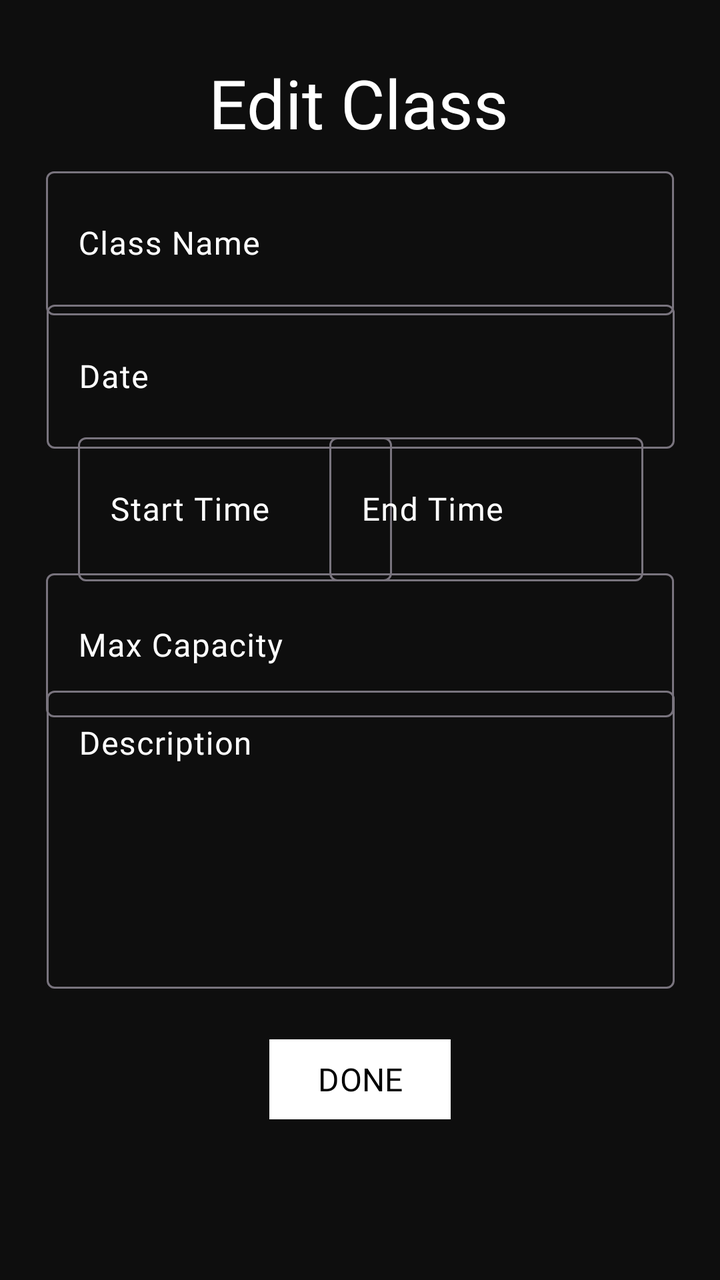
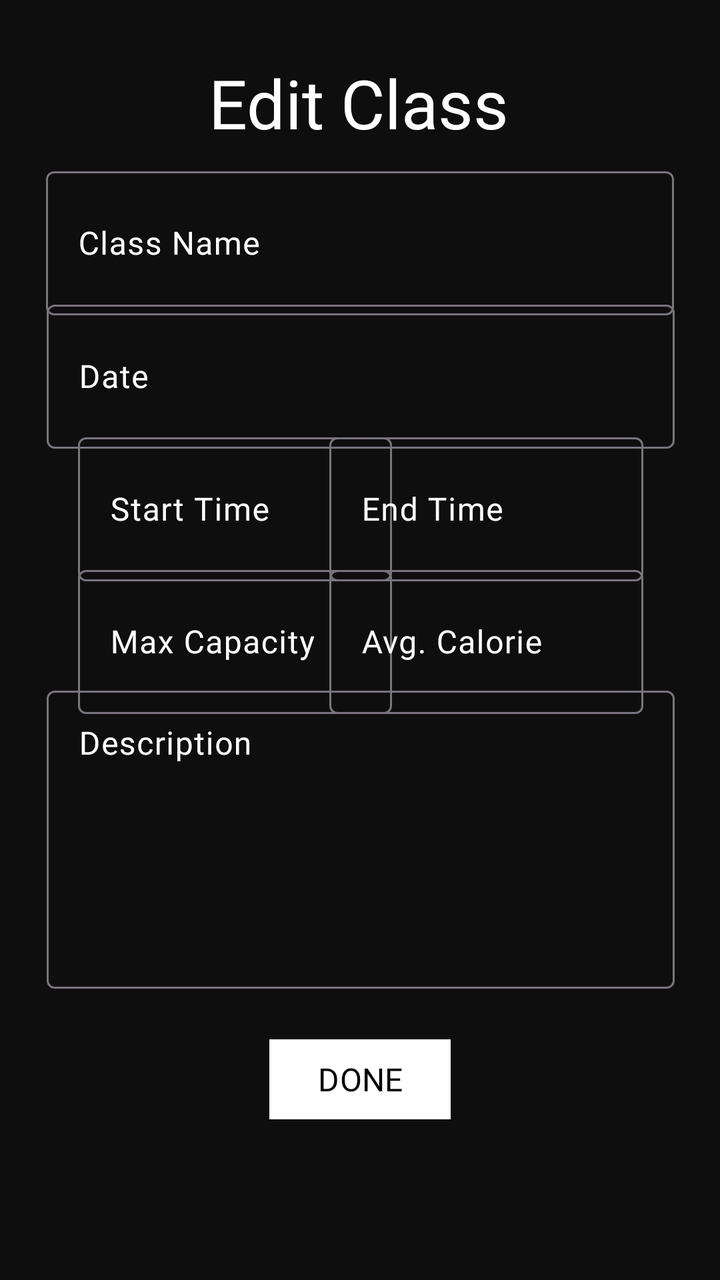

An Android layout rendered at two revisions. The XML below is the earlier revision; the diff shows what the commit changed to produce the second picture.
<!-- AndroidManifest.xml: application theme Theme.UnyieldingMight -->
<!-- res/layout/activity_editclass.xml -->
<?xml version="1.0" encoding="utf-8"?>
<ScrollView xmlns:android="http://schemas.android.com/apk/res/android"
    xmlns:app="http://schemas.android.com/apk/res-auto"
    xmlns:tools="http://schemas.android.com/tools"
    android:layout_width="match_parent"
    android:layout_height="match_parent"
    android:background="#0E0E0E"
    android:fillViewport="true"
    android:textAlignment="center">

    <androidx.constraintlayout.widget.ConstraintLayout
        android:layout_width="match_parent"
        android:layout_height="wrap_content"
        app:layout_constraintEnd_toEndOf="parent"
        app:layout_constraintHorizontal_bias="0.5"
        app:layout_constraintStart_toStartOf="parent">

        <TextView
            android:id="@+id/activity_editclass_tv_heading"
            android:layout_width="wrap_content"
            android:layout_height="wrap_content"
            android:fontFamily="@font/manrope_extrabold"
            android:text="Edit Class"
            android:textColor="#FFF"
            android:textSize="34sp"
            app:layout_constraintBottom_toBottomOf="parent"
            app:layout_constraintEnd_toEndOf="parent"
            app:layout_constraintHorizontal_bias="0.497"
            app:layout_constraintStart_toStartOf="parent"
            app:layout_constraintTop_toTopOf="parent"
            app:layout_constraintVertical_bias="0.048" />

        <com.google.android.material.textfield.TextInputLayout
            android:id="@+id/activity_editclass_til_classname"
            android:layout_width="wrap_content"
            android:layout_height="wrap_content"
            android:hint="Class Name"
            android:textColorHint="@color/white"
            app:hintTextColor="@color/white"
            app:layout_constraintBottom_toBottomOf="parent"
            app:layout_constraintEnd_toEndOf="parent"
            app:layout_constraintHorizontal_bias="0.5"
            app:layout_constraintStart_toStartOf="parent"
            app:layout_constraintTop_toTopOf="parent"
            app:layout_constraintVertical_bias="0.143">

            <EditText
                android:id="@+id/activity_editclass_et_classname"
                android:layout_width="314dp"
                android:layout_height="72dp"
                android:ems="10"

                android:fontFamily="@font/jura"
                android:inputType="text"
                android:maxLength="50"
                android:textColor="@color/white"
                android:textColorHint="@color/white" />
        </com.google.android.material.textfield.TextInputLayout>

        <com.google.android.material.textfield.TextInputLayout
            android:id="@+id/activity_editclass_til_date"
            android:layout_width="wrap_content"
            android:layout_height="wrap_content"
            android:hint="Date"
            android:textColorHint="@color/white"
            app:hintTextColor="@color/white"
            app:layout_constraintBottom_toBottomOf="parent"
            app:layout_constraintEnd_toEndOf="parent"
            app:layout_constraintHorizontal_bias="0.505"
            app:layout_constraintStart_toStartOf="parent"
            app:layout_constraintTop_toTopOf="parent"
            app:layout_constraintVertical_bias="0.261">

            <EditText
                android:id="@+id/activity_editclass_et_date"
                android:layout_width="314dp"
                android:layout_height="72dp"
                android:ems="10"
                android:fontFamily="@font/jura"
                android:inputType="text"
                android:maxLength="50"
                android:textColor="@color/white"
                android:textColorHint="@color/white" />
        </com.google.android.material.textfield.TextInputLayout>

        <com.google.android.material.textfield.TextInputLayout
            android:id="@+id/activity_editclass_til_starttime"
            android:layout_width="wrap_content"
            android:layout_height="wrap_content"
            android:hint="Start Time"
            android:textColorHint="@color/white"
            app:hintTextColor="@color/white"
            app:layout_constraintBottom_toBottomOf="parent"
            app:layout_constraintEnd_toEndOf="parent"
            app:layout_constraintHorizontal_bias="0.192"
            app:layout_constraintStart_toStartOf="parent"
            app:layout_constraintTop_toTopOf="parent"
            app:layout_constraintVertical_bias="0.379">

            <EditText
                android:id="@+id/activity_editclass_et_starttime"
                android:layout_width="157dp"
                android:layout_height="72dp"
                android:ems="10"
                android:fontFamily="@font/jura"
                android:inputType="text"
                android:maxLength="50"
                android:textColor="@color/white"
                android:textColorHint="@color/white" />
        </com.google.android.material.textfield.TextInputLayout>

        <com.google.android.material.textfield.TextInputLayout
            android:id="@+id/activity_editclass_til_endtime"
            android:layout_width="wrap_content"
            android:layout_height="wrap_content"
            android:hint="End Time"
            android:textColorHint="@color/white"
            app:hintTextColor="@color/white"
            app:layout_constraintBottom_toBottomOf="parent"
            app:layout_constraintEnd_toEndOf="parent"
            app:layout_constraintHorizontal_bias="0.811"
            app:layout_constraintStart_toStartOf="parent"
            app:layout_constraintTop_toTopOf="parent"
            app:layout_constraintVertical_bias="0.379">

            <com.google.android.material.textfield.TextInputEditText
                android:id="@+id/activity_editclass_et_endtime"
                android:layout_width="157dp"
                android:layout_height="72dp"
                android:fontFamily="@font/jura"
                android:textColor="@color/white" />
        </com.google.android.material.textfield.TextInputLayout>

        <com.google.android.material.textfield.TextInputLayout
            android:id="@+id/activity_editclass_til_maxcapacity"
            android:layout_width="wrap_content"
            android:layout_height="wrap_content"
            android:hint="Max Capacity"
            android:textColorHint="@color/white"
            app:hintTextColor="@color/white"
            app:layout_constraintBottom_toBottomOf="parent"
            app:layout_constraintEnd_toEndOf="parent"
            app:layout_constraintStart_toStartOf="parent"
            app:layout_constraintTop_toTopOf="parent">

            <EditText
                android:id="@+id/activity_editclass_et_maxcapacity"
                android:layout_width="314dp"
                android:layout_height="72dp"
                android:ems="10"
                android:fontFamily="@font/jura"
                android:inputType="number"
                android:textColor="@color/white"
                android:textColorHint="@color/white"
                android:textColorLink="@color/white" />
        </com.google.android.material.textfield.TextInputLayout>

        <Button
            android:id="@+id/activity_editclass_btn_done"
            android:layout_width="wrap_content"
            android:layout_height="wrap_content"
            android:backgroundTint="@color/white"
            android:fontFamily="@font/manrope_extrabold"
            android:text="DONE"
            android:textAlignment="center"
            android:textColor="#000"
            android:textSize="16sp"
            app:cornerRadius="0dp"
            app:layout_constraintBottom_toBottomOf="parent"
            app:layout_constraintEnd_toEndOf="parent"
            app:layout_constraintStart_toStartOf="parent"
            app:layout_constraintTop_toTopOf="parent"
            app:layout_constraintVertical_bias="0.871" />

        <com.google.android.material.textfield.TextInputLayout
            android:id="@+id/activity_editclass_til_description"
            android:layout_width="wrap_content"
            android:layout_height="wrap_content"
            android:hint="Description"
            android:textColorHint="@color/white"
            app:hintTextColor="@color/white"
            app:layout_constraintBottom_toBottomOf="parent"
            app:layout_constraintEnd_toEndOf="parent"
            app:layout_constraintHorizontal_bias="0.505"
            app:layout_constraintStart_toStartOf="parent"
            app:layout_constraintTop_toTopOf="parent"
            app:layout_constraintVertical_bias="0.7">

            <EditText
                android:id="@+id/activity_editclass_et_description"
                android:layout_width="314dp"
                android:layout_height="149dp"
                android:ems="10"
                android:fontFamily="@font/jura"
                android:gravity="start|top"
                android:inputType="textMultiLine"

                android:maxLength="500"
                android:textColor="@color/white"
                android:textColorHint="@color/white" />
        </com.google.android.material.textfield.TextInputLayout>


    </androidx.constraintlayout.widget.ConstraintLayout>

</ScrollView>
<!-- resources referenced by this layout -->
<resources>
  <color name="white">#FFFFFFFF</color>
  <style name="Theme.UnyieldingMight" parent="Base.Theme.UnyieldingMight" />
  <style name="Base.Theme.UnyieldingMight" parent="Theme.Material3.DayNight.NoActionBar">
          
          
      </style>
</resources>

<!-- the commit's change to res/layout/activity_editclass.xml (unified diff, before → after) -->
@@ -140,12 +140,14 @@
             app:hintTextColor="@color/white"
             app:layout_constraintBottom_toBottomOf="parent"
             app:layout_constraintEnd_toEndOf="parent"
-            app:layout_constraintStart_toStartOf="parent"
-            app:layout_constraintTop_toTopOf="parent">
+            app:layout_constraintHorizontal_bias="0.192"
+            app:layout_constraintStart_toStartOf="parent"
+            app:layout_constraintTop_toTopOf="parent"
+            app:layout_constraintVertical_bias="0.497">
 
             <EditText
                 android:id="@+id/activity_editclass_et_maxcapacity"
-                android:layout_width="314dp"
+                android:layout_width="157dp"
                 android:layout_height="72dp"
                 android:ems="10"
                 android:fontFamily="@font/jura"
@@ -153,6 +155,31 @@
                 android:textColor="@color/white"
                 android:textColorHint="@color/white"
                 android:textColorLink="@color/white" />
+        </com.google.android.material.textfield.TextInputLayout>
+
+        <com.google.android.material.textfield.TextInputLayout
+            android:id="@+id/activity_editclass_til_avgcalorie"
+            android:layout_width="wrap_content"
+            android:layout_height="wrap_content"
+            android:hint="Avg. Calorie"
+            android:textColorHint="@color/white"
+            app:hintTextColor="@color/white"
+            app:layout_constraintBottom_toBottomOf="parent"
+            app:layout_constraintEnd_toEndOf="parent"
+            app:layout_constraintHorizontal_bias="0.811"
+            app:layout_constraintStart_toStartOf="parent"
+            app:layout_constraintTop_toTopOf="parent"
+            app:layout_constraintVertical_bias="0.497">
+
+            <EditText
+                android:id="@+id/activity_editclass_et_avgcalorie"
+                android:layout_width="157dp"
+                android:layout_height="72dp"
+                android:ems="10"
+                android:fontFamily="@font/jura"
+                android:inputType="numberDecimal"
+                android:textColor="@color/white"
+                android:textColorHint="@color/white" />
         </com.google.android.material.textfield.TextInputLayout>
 
         <Button
